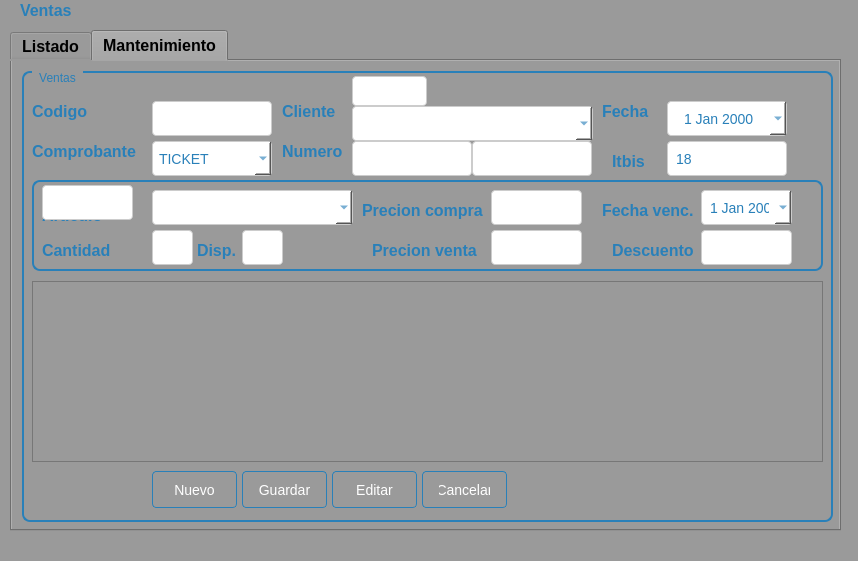
CodeDrTech/DevelopPython, file Sistema de ventas/ui/FrmVentas.ui: the form before one commit.
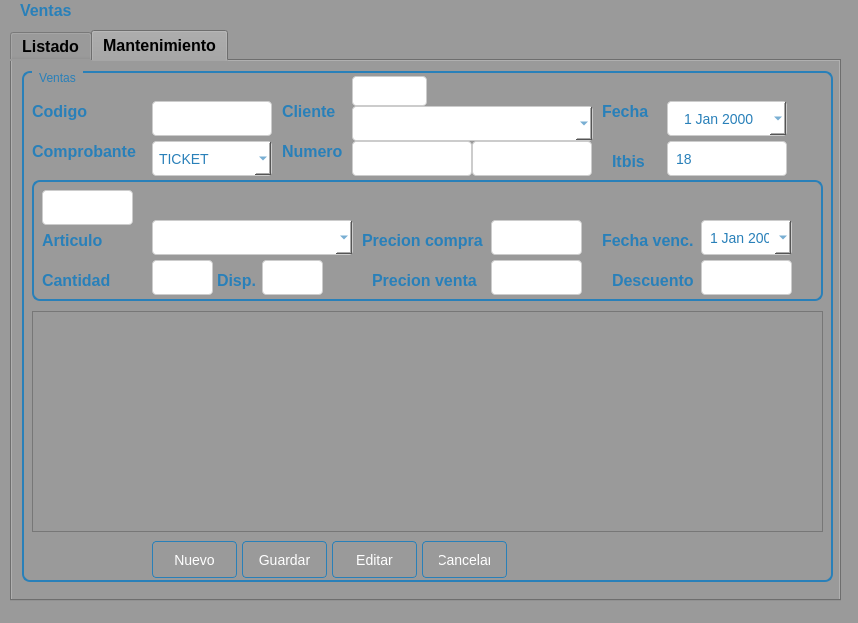
The form after the commit. The open tabs and pages were chosen to show the change.

```diff
--- a/Sistema de ventas/ui/FrmVentas.ui
+++ b/Sistema de ventas/ui/FrmVentas.ui
@@ -10,7 +10,7 @@
     <x>0</x>
     <y>0</y>
     <width>858</width>
-    <height>561</height>
+    <height>623</height>
    </rect>
   </property>
   <property name="windowTitle">
@@ -58,7 +58,7 @@
       <x>10</x>
       <y>30</y>
       <width>831</width>
-      <height>501</height>
+      <height>571</height>
      </rect>
     </property>
     <property name="toolTip">
@@ -515,7 +515,7 @@
         <x>10</x>
         <y>10</y>
         <width>811</width>
-        <height>451</height>
+        <height>511</height>
        </rect>
       </property>
       <property name="styleSheet">
@@ -569,7 +569,7 @@
        <property name="geometry">
         <rect>
          <x>130</x>
-         <y>400</y>
+         <y>470</y>
          <width>85</width>
          <height>37</height>
         </rect>
@@ -606,7 +606,7 @@
        <property name="geometry">
         <rect>
          <x>310</x>
-         <y>400</y>
+         <y>470</y>
          <width>85</width>
          <height>37</height>
         </rect>
@@ -643,7 +643,7 @@
        <property name="geometry">
         <rect>
          <x>220</x>
-         <y>400</y>
+         <y>470</y>
          <width>85</width>
          <height>37</height>
         </rect>
@@ -680,7 +680,7 @@
        <property name="geometry">
         <rect>
          <x>400</x>
-         <y>400</y>
+         <y>470</y>
          <width>85</width>
          <height>37</height>
         </rect>
@@ -1183,7 +1183,7 @@
          <x>10</x>
          <y>109</y>
          <width>791</width>
-         <height>91</height>
+         <height>121</height>
         </rect>
        </property>
        <property name="styleSheet">
@@ -1213,7 +1213,7 @@
         <property name="geometry">
          <rect>
           <x>669</x>
-          <y>10</y>
+          <y>40</y>
           <width>91</width>
           <height>35</height>
          </rect>
@@ -1256,7 +1256,7 @@
         <property name="geometry">
          <rect>
           <x>570</x>
-          <y>20</y>
+          <y>50</y>
           <width>91</width>
           <height>21</height>
          </rect>
@@ -1280,7 +1280,7 @@
         <property name="geometry">
          <rect>
           <x>580</x>
-          <y>60</y>
+          <y>90</y>
           <width>91</width>
           <height>21</height>
          </rect>
@@ -1304,7 +1304,7 @@
         <property name="geometry">
          <rect>
           <x>330</x>
-          <y>20</y>
+          <y>50</y>
           <width>131</width>
           <height>21</height>
          </rect>
@@ -1328,7 +1328,7 @@
         <property name="geometry">
          <rect>
           <x>340</x>
-          <y>60</y>
+          <y>90</y>
           <width>111</width>
           <height>21</height>
          </rect>
@@ -1352,7 +1352,7 @@
         <property name="geometry">
          <rect>
           <x>459</x>
-          <y>10</y>
+          <y>40</y>
           <width>91</width>
           <height>35</height>
          </rect>
@@ -1432,7 +1432,7 @@
         <property name="geometry">
          <rect>
           <x>459</x>
-          <y>50</y>
+          <y>80</y>
           <width>91</width>
           <height>35</height>
          </rect>
@@ -1512,7 +1512,7 @@
         <property name="geometry">
          <rect>
           <x>120</x>
-          <y>10</y>
+          <y>40</y>
           <width>201</width>
           <height>35</height>
          </rect>
@@ -1543,7 +1543,7 @@
         <property name="geometry">
          <rect>
           <x>10</x>
-          <y>25</y>
+          <y>50</y>
           <width>71</width>
           <height>21</height>
          </rect>
@@ -1567,8 +1567,8 @@
         <property name="geometry">
          <rect>
           <x>120</x>
-          <y>50</y>
-          <width>41</width>
+          <y>80</y>
+          <width>61</width>
           <height>35</height>
          </rect>
         </property>
@@ -1642,12 +1642,15 @@
 
 </string>
         </property>
+        <property name="text">
+         <string/>
+        </property>
        </widget>
        <widget class="QLabel" name="label_20">
         <property name="geometry">
          <rect>
           <x>10</x>
-          <y>60</y>
+          <y>90</y>
           <width>81</width>
           <height>21</height>
          </rect>
@@ -1671,7 +1674,7 @@
         <property name="geometry">
          <rect>
           <x>10</x>
-          <y>5</y>
+          <y>10</y>
           <width>91</width>
           <height>35</height>
          </rect>
@@ -1753,9 +1756,9 @@
        <widget class="QLineEdit" name="txtStock">
         <property name="geometry">
          <rect>
-          <x>210</x>
-          <y>50</y>
-          <width>41</width>
+          <x>230</x>
+          <y>80</y>
+          <width>61</width>
           <height>35</height>
          </rect>
         </property>
@@ -1833,8 +1836,8 @@
        <widget class="QLabel" name="label_22">
         <property name="geometry">
          <rect>
-          <x>165</x>
-          <y>60</y>
+          <x>185</x>
+          <y>90</y>
           <width>41</width>
           <height>21</height>
          </rect>
@@ -1858,7 +1861,7 @@
         <property name="geometry">
          <rect>
           <x>669</x>
-          <y>50</y>
+          <y>80</y>
           <width>91</width>
           <height>35</height>
          </rect>
@@ -1939,9 +1942,9 @@
        <property name="geometry">
         <rect>
          <x>10</x>
-         <y>210</y>
+         <y>240</y>
          <width>791</width>
-         <height>181</height>
+         <height>221</height>
         </rect>
        </property>
       </widget>
```
